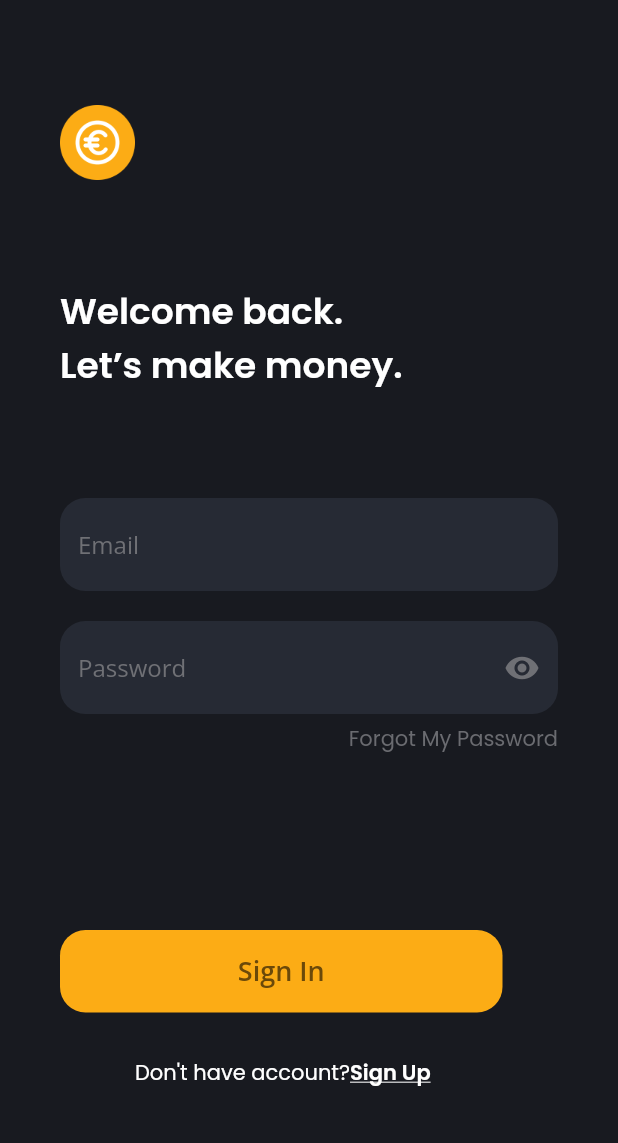
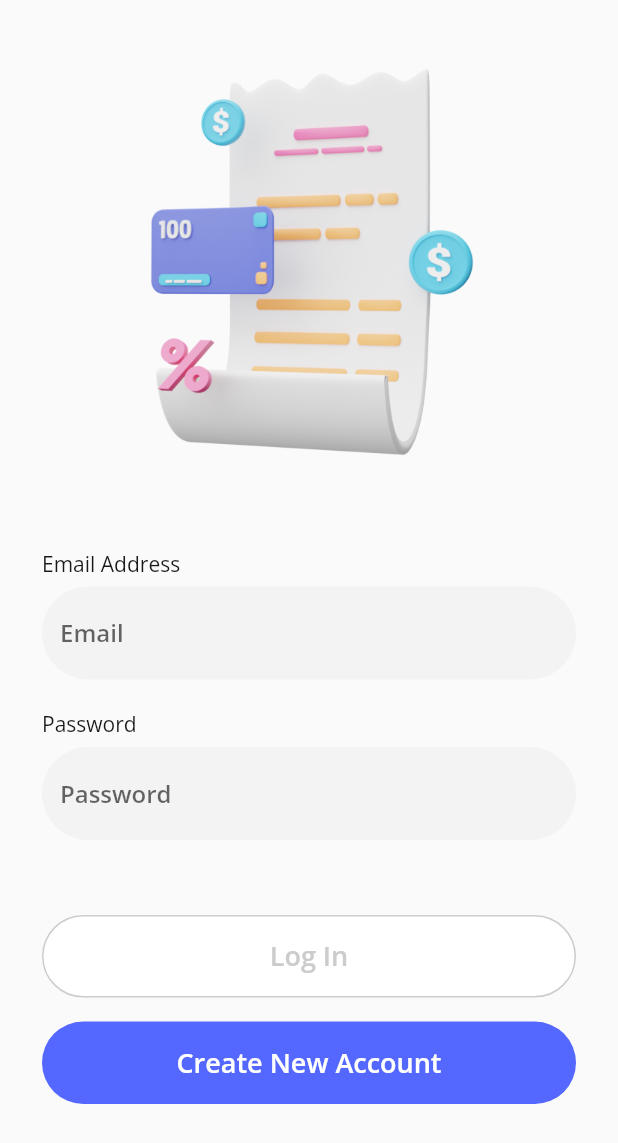
Before and after one commit to amnamaharani/flutter_sevendays, a Flutter app: the SignIn screen opened by its route, after a tap on "Sign In", on a phone screen of 412 x 824 dp. Shown: the top 1143 px of the screen. Run offline on Flutter 3.47's test engine with Material 2 defaults, Android fonts, the phone set to English and light mode, and no system bars; our stand-ins replace google_fonts.

Commit message:
day 3 page 2

```diff
--- a/lib/main.dart
+++ b/lib/main.dart
@@ -3,6 +3,7 @@ import 'package:sevendays/main_splash.dart';
 import 'package:sevendays/pages/first_signin.dart';
 import 'package:sevendays/pages/first_splash.dart';
 import 'package:sevendays/pages/first_started.dart';
+import 'package:sevendays/pages/second_signin.dart';
 import 'package:sevendays/pages/second_splash.dart';
 import 'package:sevendays/pages/second_started.dart';
 
@@ -25,6 +26,7 @@ class MyApp extends StatelessWidget {
         '/firststarted' : (context) => const FirstStarted(),
         '/secondstarted' : (context) => const SecondStarted(),
         '/firstsignin' :(context) => const SignIn(),
+        '/secondsignin' :(context) => SecondSignin(),
       },
     );
   }
--- a/lib/pages/first_signin.dart
+++ b/lib/pages/first_signin.dart
@@ -85,7 +85,9 @@ class SignIn extends StatelessWidget {
                     borderRadius: BorderRadius.circular(17)
                   )
                 ),
-                onPressed: () {},
+                onPressed: () {
+                  Navigator.pushNamed(context, '/secondsignin');
+                },
                 child: Text(
                   'Sign In',
                   style: GoogleFonts.openSans(
--- /dev/null
+++ b/lib/pages/second_signin.dart
@@ -0,0 +1,140 @@
+import 'package:flutter/material.dart';
+import 'package:google_fonts/google_fonts.dart';
+
+class SecondSignin extends StatefulWidget {
+  @override
+  State<SecondSignin> createState() => _SecondSigninState();
+}
+
+class _SecondSigninState extends State<SecondSignin> {
+  bool click = false;
+
+  @override
+  Widget build(BuildContext context) {
+    return Scaffold(
+      body: Padding(
+        padding: const EdgeInsets.only(top: 34, left: 28, right: 28),
+        child: ListView(
+          children: [
+            Center(
+              child: Image.asset(
+                'assets/icon_paper.png',
+                width: 245,
+                height: 279,
+              ),
+            ),
+            const SizedBox(height: 53,),
+            Text(
+              'Email Address',
+              style: GoogleFonts.openSans(
+                color: const Color(0xff17171A),
+              ),
+            ),
+            const SizedBox(height: 6,),
+            TextFormField(
+              style: GoogleFonts.openSans(
+                color : const Color(0xff17171A),
+                fontSize: 16,
+                fontWeight: FontWeight.w600
+              ),
+              decoration: InputDecoration(
+                fillColor: const Color(0xffF3F3F3),
+                filled: true,
+                border: OutlineInputBorder(
+                  borderRadius: BorderRadius.circular(71),
+                  borderSide: BorderSide.none
+                ),
+                hintText: 'Email'
+              ),
+            ),
+            const SizedBox(height: 20,),
+            Text(
+              'Password',
+              style: GoogleFonts.openSans(
+                color: const Color(0xff17171A),
+              ),
+            ),
+            const SizedBox(height: 6,),
+            TextFormField(
+              obscureText: true,
+              style: GoogleFonts.openSans(
+                color : const Color(0xff17171A),
+                fontSize: 16,
+                fontWeight: FontWeight.w600
+              ),
+              decoration: InputDecoration(
+                fillColor: const Color(0xffF3F3F3),
+                filled: true,
+                border: OutlineInputBorder(
+                  borderRadius: BorderRadius.circular(71),
+                  borderSide: BorderSide.none
+                ),
+                hintText: 'Password'
+              ),
+            ),
+            const SizedBox(height: 50,),
+            SizedBox(
+              width: 320,
+              height: 55,
+              child: TextButton(
+                style: TextButton.styleFrom(
+                  backgroundColor: click ? const Color(0xff5468FF) : Colors.white ,
+                  shape: RoundedRectangleBorder(
+                    borderRadius: BorderRadius.circular(60),
+                    side: click ? BorderSide.none : const BorderSide(
+                      color: Color(0xffCCCCCC),
+                      width: 1
+                    ),
+                  ),
+                ),
+                onPressed: () {
+                  setState(() {
+                    click = !click;
+                  });
+                },
+                child: Text(
+                  'Log In',
+                  style: GoogleFonts.openSans(
+                    fontSize: 18,
+                    fontWeight: FontWeight.w600,
+                    color: click ? Colors.white : const Color(0xffCCCCCC),
+                  ),
+                ),
+              ),
+            ),
+            const SizedBox(height: 16,),
+            SizedBox(
+              width: 320,
+              height: 55,
+              child: TextButton(
+                style: TextButton.styleFrom(
+                  backgroundColor:  click ?Colors.white : const Color(0xff5468FF) ,
+                  shape: RoundedRectangleBorder(
+                    borderRadius: BorderRadius.circular(60),
+                    side: click ? const BorderSide(
+                      color: Color(0xffCCCCCC)
+                    ) : BorderSide.none ,
+                  ),
+                ),
+                onPressed: () {
+                  setState(() {
+                    click = !click;
+                  });
+                },
+                child: Text(
+                  'Create New Account',
+                  style: GoogleFonts.openSans(
+                    fontSize: 18,
+                    fontWeight: FontWeight.w600,
+                    color: click ? const Color(0xffCCCCCC) : Colors.white ,
+                  ),
+                ),
+              ),
+            ),
+
+          ],
+        ),
+      ),
+    );
+  }
+}
```
